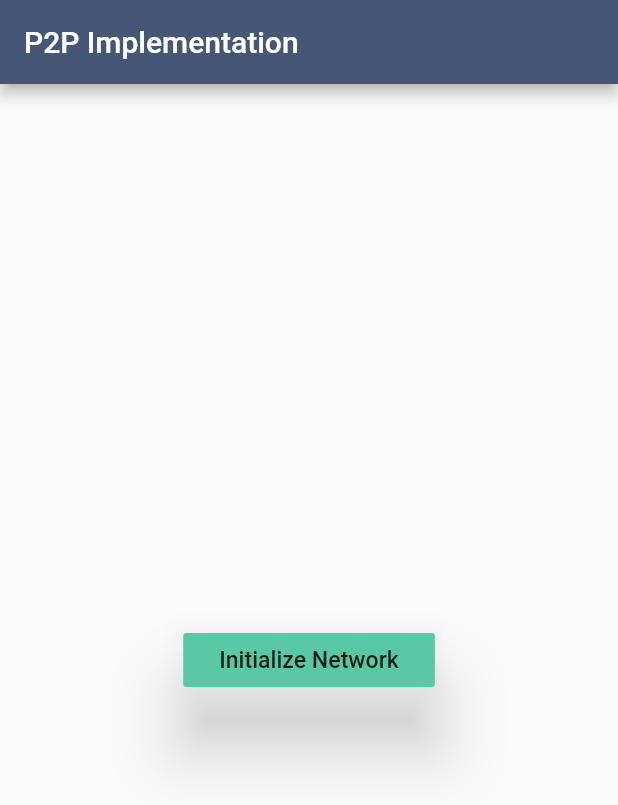
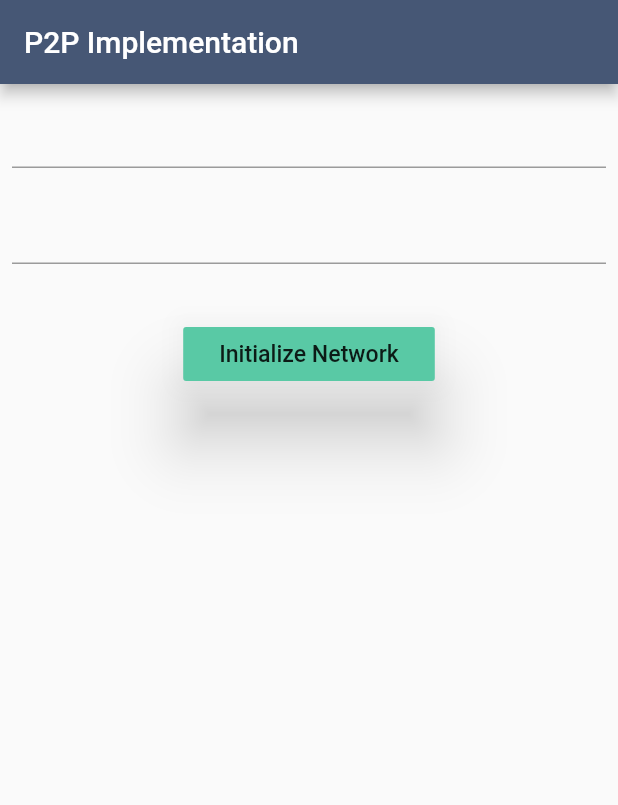
Before and after one commit to dipinarora9/Peer-2-Peer-Messaging-App, a Flutter app: the screen it shows after launch, on a phone screen of 412 x 824 dp. Shown: the top 805 px of the screen. Run offline on Flutter 3.47's test engine with Material 2 defaults, Android fonts, the light colour scheme and no system bars; our stand-ins replace fluttertoast; accounts and stored records are empty.

Commit message:
minor updates

```diff
--- a/lib/screens/homepage.dart
+++ b/lib/screens/homepage.dart
@@ -3,6 +3,8 @@ import 'package:peer2peer/services/p2p.dart';
 import 'package:provider/provider.dart';
 
 class HomePage extends StatelessWidget {
+  final TextEditingController _a = TextEditingController();
+  final TextEditingController _b = TextEditingController();
   @override
   Widget build(BuildContext context) {
     final p2p = Provider.of<P2P>(context, listen: false);
@@ -11,7 +13,21 @@ class HomePage extends StatelessWidget {
         title: Text('P2P Implementation'),
       ),
       body: Center(
-        child: Padding(
+        child: Column(
+          children: <Widget>[
+            Padding(
+              padding: const EdgeInsets.all(8.0),
+              child: TextField(
+                controller: _a,
+              ),
+            ),
+            Padding(
+              padding: const EdgeInsets.all(8.0),
+              child: TextField(
+                controller: _b,
+              ),
+            ),
+            Padding(
               padding: const EdgeInsets.all(20.0),
               child: Consumer<P2P>(builder: (_, value, __) {
                 if (!value.searching)
@@ -26,13 +42,16 @@ class HomePage extends StatelessWidget {
                         ),
                       ),
                       elevation: 20,
-                  onPressed: p2p.initializer,
+                      onPressed: () =>
+                          p2p.testingNatHolePunching(_a.text, _b.text),
                       color: Color(0xff59C9A5),
                     ),
                   );
                 return CircularProgressIndicator();
               }),
             ),
+          ],
+        ),
       ),
     );
   }
```
Also changed, not shown: lib/services/p2p.dart (+5 -2 lines), 1 other file. Lines whose indentation alone changed are shown as unchanged.
